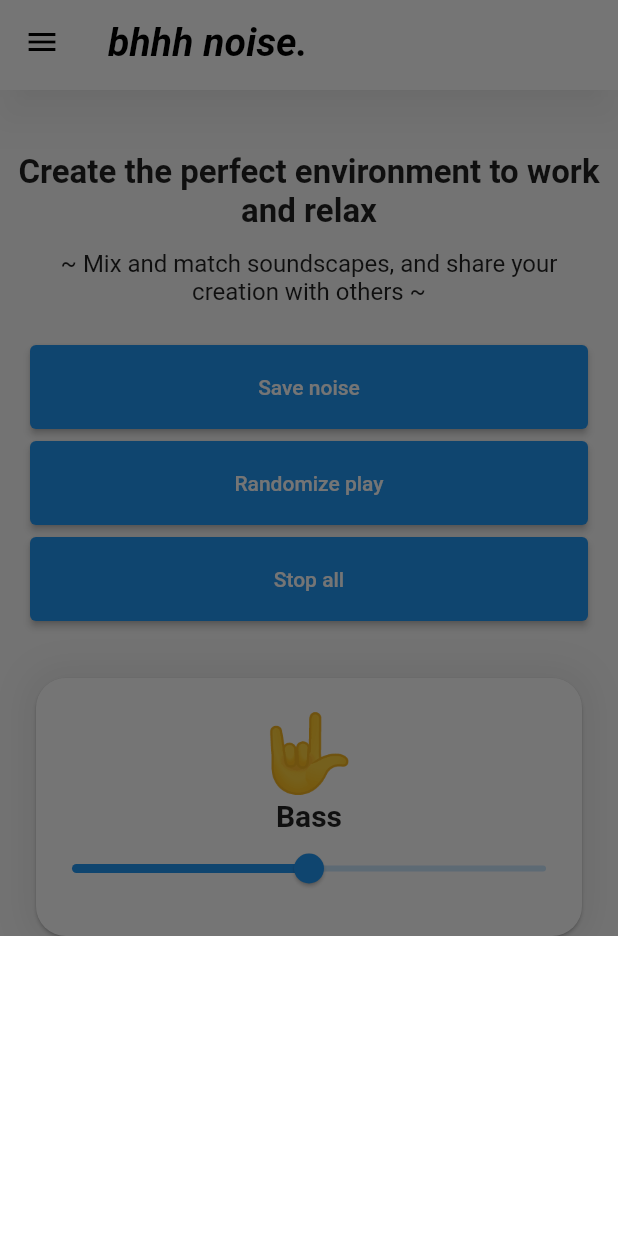
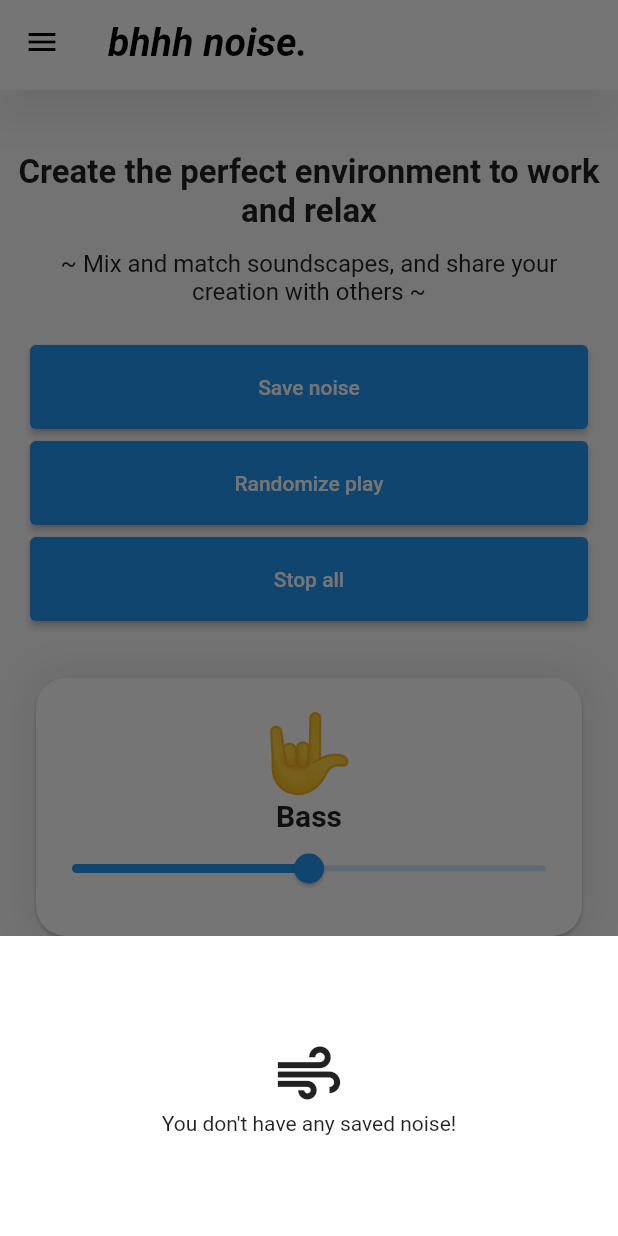
Before and after one commit to benyaminbeyzaie/bhhh_noise, a Flutter app: the screen it shows after launch, in the side drawer, after a tap on "My Saved Noises", on a phone screen of 412 x 824 dp. Run offline on Flutter 3.47's test engine with Material 2 defaults, Android fonts, the phone set to English and light mode, and no system bars; our stand-ins replace firebase_core, flutter_bloc, get_it, just_audio, shared_preferences; accounts and stored records are empty.

Commit message:
Fix delete feature

```diff
--- a/lib/cubit/player_cubit.dart
+++ b/lib/cubit/player_cubit.dart
@@ -38,7 +38,7 @@ class PlayerCubit extends Cubit<PlayerState> {
   }
 
   void deleteSavedNoise({required String name}) async {
-    await repository.saveCurrentNoise(name);
+    await repository.deleteSavedNoise(name);
     emit(
       PlayerNormalState(
         noisePlayers: repository.getNoisePlayersMapStatus,
--- a/lib/gallery_modal.dart
+++ b/lib/gallery_modal.dart
@@ -13,31 +13,7 @@ Future<void> showGallery(BuildContext context) async {
             return Container(
               height: 200,
               color: Colors.white,
-              child: ListView.builder(
-                itemCount: state.savedNoises.length,
-                itemBuilder: (context, index) {
-                  return ListTile(
-                    title: Text(noises[index]),
-                    trailing: IconButton(
-                      onPressed: () => {
-                        context
-                            .read<PlayerCubit>()
-                            .deleteSavedNoise(name: noises[index])
-                      },
-                      icon: const Icon(
-                        Icons.delete,
-                        color: Colors.red,
-                      ),
-                    ),
-                    onTap: () {
-                      context
-                          .read<PlayerCubit>()
-                          .playSavedNoise(name: noises[index]);
-                      Navigator.pop(context);
-                    },
-                  );
-                },
-              ),
+              child: _buildContent(noises),
             );
           }
           return Container();
@@ -46,3 +22,40 @@ Future<void> showGallery(BuildContext context) async {
     },
   );
 }
+
+Widget _buildContent(List<String> noises) {
+  if (noises.isEmpty) {
+    return Column(
+      mainAxisAlignment: MainAxisAlignment.center,
+      crossAxisAlignment: CrossAxisAlignment.center,
+      children: const [
+        Icon(
+          Icons.air_outlined,
+          size: 50,
+        ),
+        Text("You don't have any saved noise!")
+      ],
+    );
+  }
+  return ListView.builder(
+    itemCount: noises.length,
+    itemBuilder: (context, index) {
+      return ListTile(
+        title: Text(noises[index]),
+        trailing: IconButton(
+          onPressed: () => {
+            context.read<PlayerCubit>().deleteSavedNoise(name: noises[index])
+          },
+          icon: const Icon(
+            Icons.delete,
+            color: Colors.red,
+          ),
+        ),
+        onTap: () {
+          context.read<PlayerCubit>().playSavedNoise(name: noises[index]);
+          Navigator.pop(context);
+        },
+      );
+    },
+  );
+}
```
